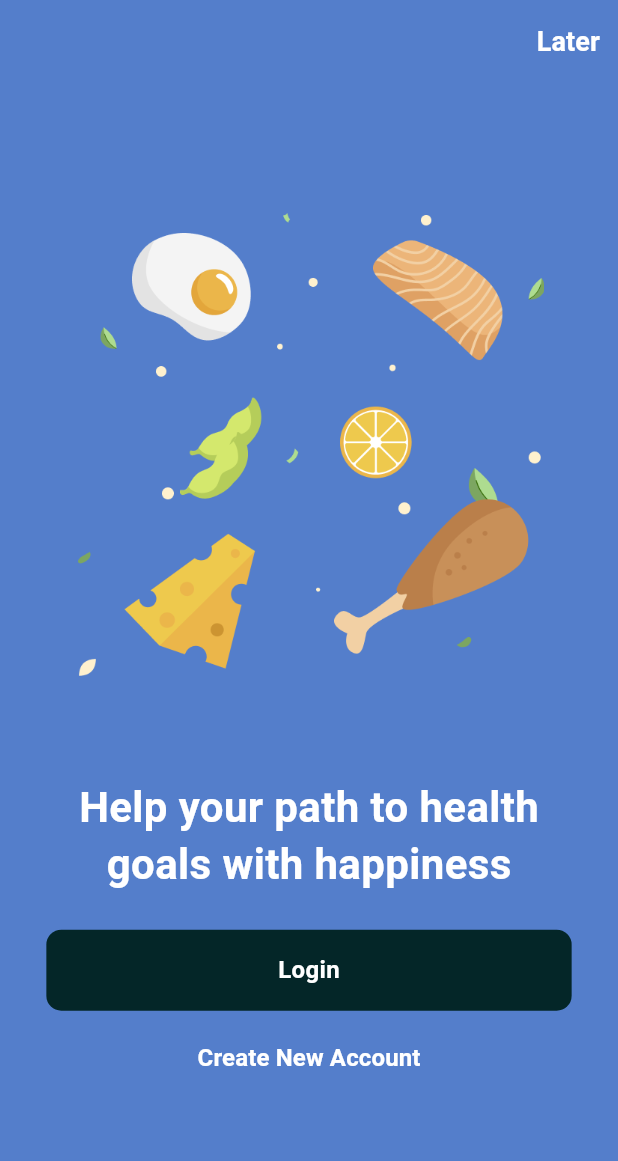
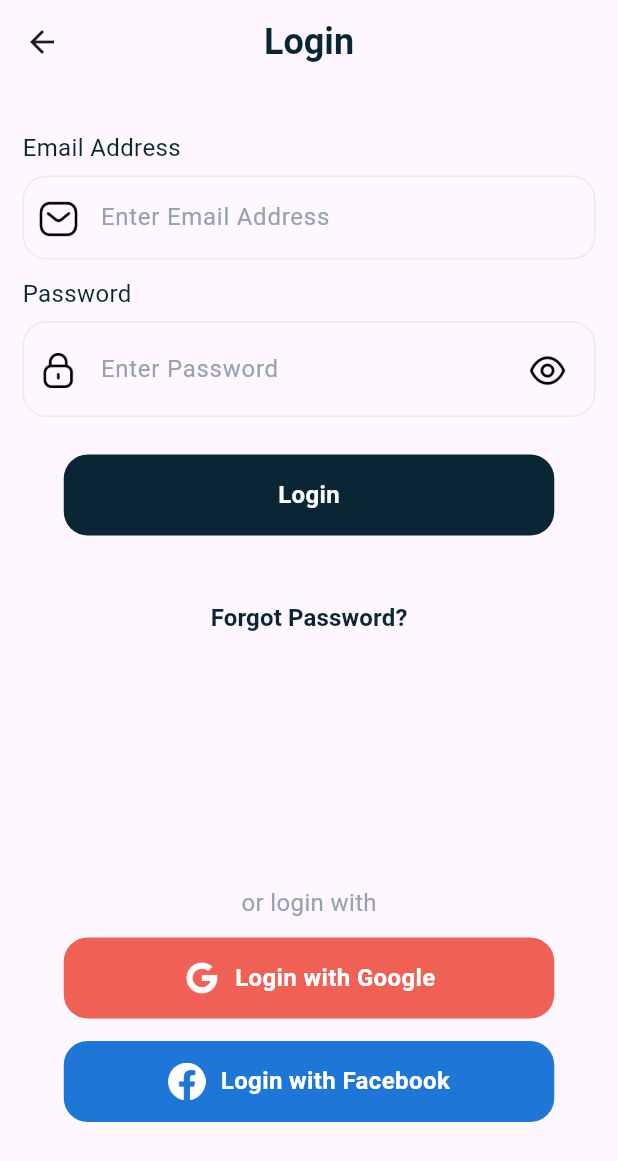
Before and after one commit to rudri04/Receipy, a Flutter app: the screen it shows after launch, after a tap on "Login", on a phone screen of 412 x 824 dp. Shown: the top 1161 px of the screen. Run offline on Flutter 3.47's test engine with Material 3 defaults, Android fonts, the phone set to English and light mode, and no system bars.

Commit message:
added login Screen

```diff
--- a/lib/Screens/HomePage.dart
+++ b/lib/Screens/HomePage.dart
@@ -1,4 +1,5 @@
 import 'package:flutter/material.dart';
+import 'package:receipy/Screens/loginScreen.dart';
 import 'package:receipy/Utils/Colors.dart';
 import 'package:receipy/Utils/Images.dart';
 import 'package:receipy/Widgets/button.dart';
@@ -13,7 +14,9 @@ class Homepage extends StatelessWidget {
       appBar: AppBar(
         backgroundColor: ColorsPalete.Secondary,
         actions: [
-          TextButton(
+          Padding(
+            padding: const EdgeInsets.only(right: 10),
+            child: TextButton(
               onPressed: () {
                 // Define what happens when 'Later' is tapped
               },
@@ -22,6 +25,7 @@ class Homepage extends StatelessWidget {
                 fontsize: 18,
                 fontWeight: FontWeight.bold,
                 color: ColorsPalete.white,
+              ),
             ),
           ),
         ],
@@ -40,7 +44,9 @@ class Homepage extends StatelessWidget {
             const SizedBox(height: 10,),
             CustomText(data: 'goals with happiness', fontsize: 28, fontWeight: FontWeight.bold, color: ColorsPalete.white),
             const SizedBox(height: 30,),
-            CustomButton(OnTap: (){}, buttonColor: ColorsPalete.primary, textColor: ColorsPalete.white, data: 'Login'),
+            CustomButton(OnTap: (){
+              Navigator.push(context, MaterialPageRoute(builder: (_)=>const LoginScreen()));
+            }, buttonColor: ColorsPalete.primary, textColor: ColorsPalete.white, data: 'Login'),
             CustomTextButton(onPressed: (){}, data: 'Create New Account', color: ColorsPalete.white, size: 16)
           ],
         ),
--- /dev/null
+++ b/lib/Screens/loginScreen.dart
@@ -0,0 +1,198 @@
+import 'package:flutter/material.dart';
+import 'package:receipy/Utils/Colors.dart';
+import 'package:receipy/Utils/icons.dart';
+import 'package:receipy/Widgets/button.dart';
+import 'package:receipy/Widgets/text.dart';
+import 'package:receipy/Widgets/textfield.dart';
+
+class LoginScreen extends StatefulWidget {
+  const LoginScreen({super.key});
+
+  @override
+  State<LoginScreen> createState() => _LoginScreenState();
+}
+
+class _LoginScreenState extends State<LoginScreen> {
+  bool obscure = true, icon = true;
+
+  @override
+  Widget build(BuildContext context) {
+    // final FocusNode textFieldFocusNode = FocusNode();
+    final formkey = GlobalKey<FormState>();
+    final email_con = TextEditingController();
+    final password_con = TextEditingController();
+    // var size = MediaQuery.of(context).size;
+    // var width = size.width;
+
+    return Scaffold(
+      resizeToAvoidBottomInset: true,
+      appBar: AppBar(
+        title: CustomText(
+            data: 'Login',
+            fontsize: 24,
+            fontWeight: FontWeight.bold,
+            color: ColorsPalete.Dark),
+        centerTitle: true,
+      ),
+      body: SingleChildScrollView(
+        child: Padding(
+          padding:
+              const EdgeInsets.only(top: 35, left: 15, right: 15, bottom: 13),
+          child: Form(
+            key: formkey,
+            child: Column(
+              crossAxisAlignment: CrossAxisAlignment.start,
+              children: [
+                CustomText(
+                  data: 'Email Address',
+                  fontsize: 16,
+                  fontWeight: FontWeight.normal,
+                  color: ColorsPalete.Dark,
+                ),
+                const SizedBox(
+                  height: 10,
+                ),
+                CustomTextField(
+                  validator: (value) {},
+                  prefixIcon: Container(
+                    padding: const EdgeInsets.only(
+                        left: 10.0, right: 10.0, bottom: 8.0, top: 10.0),
+                    width: 25.0,
+                    height: 25.0,
+                    child: Image.asset(AppIcons.message),
+                  ),
+                  controller: email_con,
+                  hintText: 'Enter Email Address',
+                ),
+                const SizedBox(
+                  height: 15,
+                ),
+                CustomText(
+                  data: 'Password',
+                  fontsize: 16,
+                  fontWeight: FontWeight.normal,
+                  color: ColorsPalete.Dark,
+                ),
+                const SizedBox(
+                  height: 10,
+                ),
+                CustomTextField(
+                  validator: (value) {},
+                  prefixIcon: Container(
+                    padding: const EdgeInsets.only(
+                        left: 10.0, right: 10.0, bottom: 8.0, top: 10.0),
+                    width: 25.0,
+                    height: 25.0,
+                    child: Image.asset(AppIcons.lock),
+                  ),
+                  controller: password_con,
+                  hintText: 'Enter Password',
+                  obscureText: obscure,
+                  suffixIcon: IconButton(
+                    onPressed: () {
+                      setState(() {
+                        icon = !icon;
+                        obscure = !obscure;
+                      });
+                      // textFieldFocusNode.requestFocus();
+                    },
+                    icon: Container(
+                      padding: const EdgeInsets.only(
+                          left: 10.0, right: 10.0, bottom: 8.0, top: 10.0),
+                      width: 48.0,
+                      height: 48.0,
+                      child: Image.asset(icon ? AppIcons.show : AppIcons.hide),
+                    ),
+                  ),
+                ),
+                const SizedBox(
+                  height: 25,
+                ),
+                Center(
+                    child: CustomButton(
+                        OnTap: () {},
+                        buttonColor: ColorsPalete.Dark,
+                        textColor: ColorsPalete.white,
+                        data: 'Login')),
+                const SizedBox(
+                  height: 23,
+                ),
+                Center(
+                    child: CustomTextButton(
+                        onPressed: () {},
+                        data: 'Forgot Password?',
+                        color: ColorsPalete.Dark,
+                        size: 16)),
+                const SizedBox(
+                  height: 150,
+                ),
+                Center(
+                  child: CustomText(
+                      data: 'or login with',
+                      fontsize: 16,
+                      fontWeight: FontWeight.normal,
+                      color: ColorsPalete.Grey2),
+                ),
+
+                const SizedBox(height: 15,),
+                Center(
+                  child: Container(
+                    width:327,
+                    child: InkWell(
+                      onTap: (){},
+                      child: Container(
+                        height: 54,
+                        decoration: BoxDecoration(
+                            borderRadius: BorderRadius.circular(16),
+                            color: Color(0xFFF06155)
+                        ),
+                        child: Center(
+                          child: Row(
+                            mainAxisAlignment: MainAxisAlignment.center,
+                            children: [
+                              Image.asset(AppIcons.google,height: 25,width: 25,),
+                              const SizedBox(width: 10,),
+                              CustomText(data: 'Login with Google', fontsize: 16, fontWeight: FontWeight.bold, color: ColorsPalete.white)
+                            ],
+                          )
+                        ),
+                        ),
+                      ),
+                    ),
+                ),
+
+                const SizedBox(height: 15,),
+                Center(
+                  child: Container(
+                    width:327,
+                    child: InkWell(
+                      onTap: (){},
+                      child: Container(
+                        height: 54,
+                        decoration: BoxDecoration(
+                            borderRadius: BorderRadius.circular(16),
+                            color: Color(0xFF1E76D6)
+                        ),
+                        child: Center(
+                            child: Row(
+                              mainAxisAlignment: MainAxisAlignment.center,
+                              children: [
+                                Image.asset(AppIcons.facebook,height: 25,width: 25,),
+                                const SizedBox(width: 10,),
+                                CustomText(data: 'Login with Facebook', fontsize: 16, fontWeight: FontWeight.bold, color: ColorsPalete.white)
+                              ],
+                            )
+                        ),
+                      ),
+                    ),
+                  ),
+                ),
+
+              ],
+            ),
+          ),
+        ),
+      ),
+    );
+  }
+}
--- /dev/null
+++ b/lib/Utils/icons.dart
@@ -0,0 +1,10 @@
+class AppIcons{
+  static const String root = 'assets/Icons/';
+
+  static String message = '${root}Message.png';
+  static String lock = '${root}Lock.png';
+  static String show = '${root}Show.png';
+  static String hide = '${root}Hide.png';
+  static String google = '${root}google.png';
+  static String facebook = '${root}facebook.png';
+}
--- a/lib/Widgets/button.dart
+++ b/lib/Widgets/button.dart
@@ -17,13 +17,13 @@ class _CustomButtonState extends State<CustomButton> {
   var size = MediaQuery.of(context).size;
   var width = size.width;
     return Container(
-      width: width * .85,
+      width: 327,
       child: InkWell(
         onTap: widget.OnTap,
         child: Container(
           height: 54,
           decoration: BoxDecoration(
-            borderRadius: BorderRadius.circular(10),
+            borderRadius: BorderRadius.circular(16),
             color: widget.buttonColor
           ),
           child: Center(
--- a/lib/Widgets/text.dart
+++ b/lib/Widgets/text.dart
@@ -15,6 +15,7 @@ class CustomText extends StatelessWidget {
         fontWeight: fontWeight,
         color: color,
         height: height,
+
       ),
     );
   }
--- /dev/null
+++ b/lib/Widgets/textfield.dart
@@ -0,0 +1,47 @@
+import 'package:flutter/material.dart';
+import 'package:receipy/Utils/Colors.dart';
+
+class CustomTextField extends StatefulWidget {
+  CustomTextField(
+      {super.key,
+      required this.validator,
+      required this.prefixIcon,
+      this.suffixIcon,
+      this.obscureText = false,
+      required this.controller,
+      required this.hintText});
+
+  final FormFieldValidator validator;
+  final Widget prefixIcon;
+  final String hintText;
+  Widget? suffixIcon;
+  final TextEditingController controller;
+  bool obscureText;
+
+  @override
+  State<CustomTextField> createState() => _CustomTextFieldState();
+}
+
+class _CustomTextFieldState extends State<CustomTextField> {
+  @override
+  Widget build(BuildContext context) {
+    var size = MediaQuery.of(context).size;
+    var width = size.width;
+    return TextFormField(
+      validator: widget.validator,
+      controller: widget.controller,
+      obscureText: widget.obscureText,
+      decoration: InputDecoration(
+          prefixIcon: widget.prefixIcon,
+          suffixIcon: widget.suffixIcon,
+          hintText: widget.hintText,
+          hintStyle: const TextStyle(color: ColorsPalete.Grey2),
+          enabledBorder: OutlineInputBorder(
+              borderSide: const BorderSide(color: ColorsPalete.Grey4),
+              borderRadius: BorderRadius.circular(16)),
+          focusedBorder: OutlineInputBorder(
+              borderSide: const BorderSide(color: ColorsPalete.Dark),
+              borderRadius: BorderRadius.circular(16))),
+    );
+  }
+}
--- a/lib/main.dart
+++ b/lib/main.dart
@@ -12,6 +12,7 @@
   @override
   Widget build(BuildContext context) {
     return  const MaterialApp(
+
       debugShowCheckedModeBanner: false,
       home: Homepage(),
     );
--- a/pubspec.yaml
+++ b/pubspec.yaml
@@ -36,6 +36,7 @@ dependencies:
   # Use with the CupertinoIcons class for iOS style icons.
   cupertino_icons: ^1.0.8
   get: ^4.6.6
+  google_fonts: ^6.2.1
 
 dev_dependencies:
   flutter_test:
@@ -62,6 +63,7 @@ flutter:
   # To add assets to your application, add an assets section, like this:
   assets:
    - assets/Images/
+   - assets/Icons/
   #   - images/a_dot_ham.jpeg
 
   # An image asset can refer to one or more resolution-specific "variants", see
```
Also changed, not shown: assets/Icons/Hide.png (added), assets/Icons/Lock.png (added), assets/Icons/Message.png (added), assets/Icons/Show.png (added), assets/Icons/facebook.png (added), assets/Icons/google.png (added), pubspec.lock, 1 other file. Lines whose indentation alone changed are shown as unchanged.
